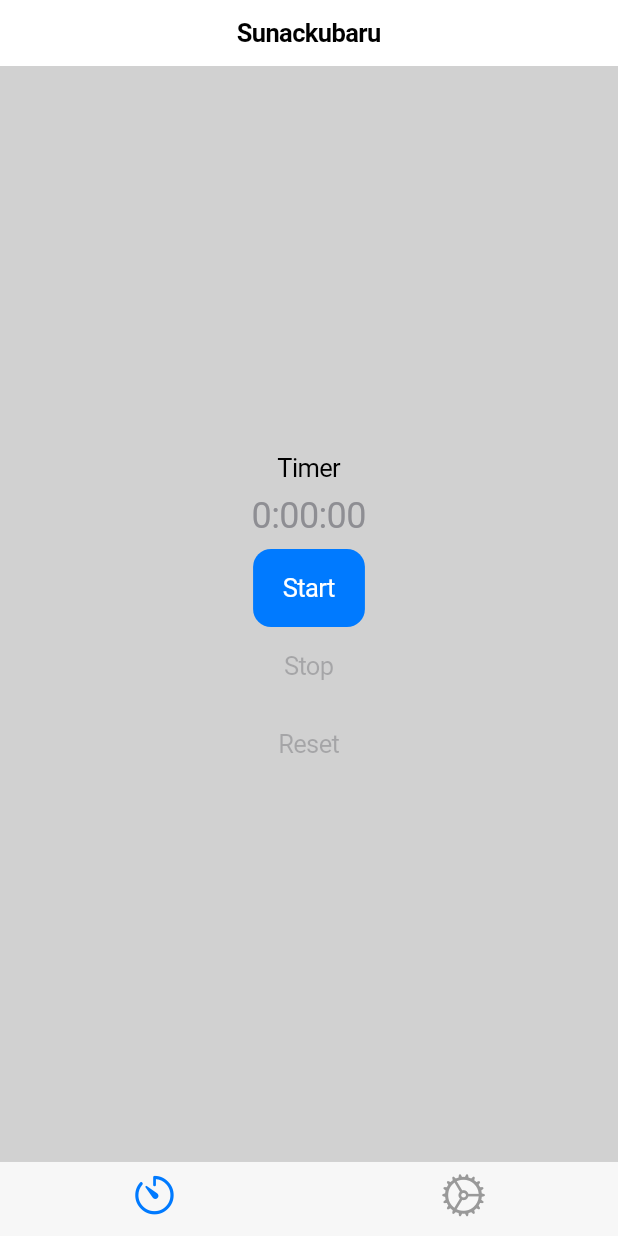
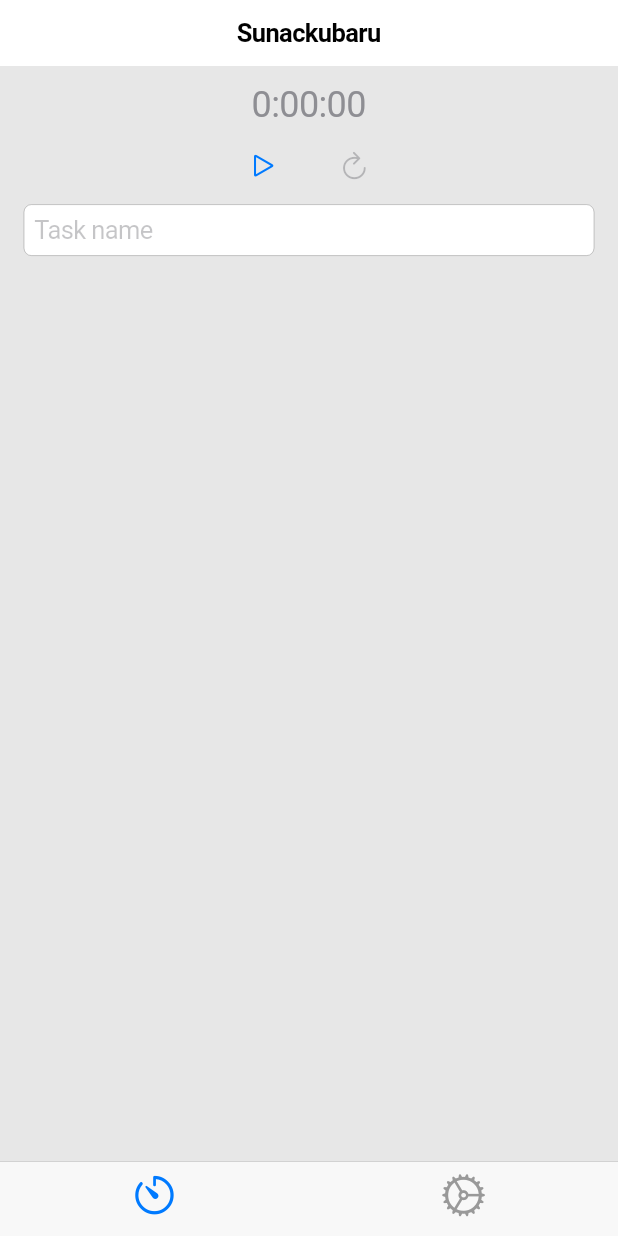
Before and after one commit to tun43p/sunackubaru, a Flutter app: the screen it shows after launch, on a phone screen of 412 x 824 dp. Run offline on Flutter 3.47's test engine with Material 2 defaults, Android fonts, the phone set to English and light mode, and no system bars.

Commit message:
feat: create a task related to timer

```diff
--- /dev/null
+++ b/lib/core/theme/theme_constants.dart
@@ -0,0 +1,4 @@
+const double kDefaultPagePadding = 16;
+
+const double kCupertinoNavigationBarHeight = 40;
+const double kCupertinoTabScaffoldHeight = 50;
--- a/lib/features/timer/timer_page.dart
+++ b/lib/features/timer/timer_page.dart
@@ -2,8 +2,29 @@ import 'package:flutter/cupertino.dart';
 import 'package:provider/provider.dart';
 import 'package:sunackubaru/features/timer/timer_provider.dart';
 
-class TimerPage extends StatelessWidget {
+class TimerPage extends StatefulWidget {
   const TimerPage({super.key});
+
+  @override
+  State<TimerPage> createState() => _TimerPageState();
+}
+
+class _TimerPageState extends State<TimerPage> {
+  late final TextEditingController _textEditingController;
+
+  @override
+  void initState() {
+    super.initState();
+
+    _textEditingController = TextEditingController();
+  }
+
+  @override
+  void dispose() {
+    _textEditingController.dispose();
+
+    super.dispose();
+  }
 
   @override
   Widget build(BuildContext context) {
@@ -11,11 +32,9 @@ class TimerPage extends StatelessWidget {
     final TimerProvider notifier = context.read<TimerProvider>();
 
     return Column(
-      mainAxisAlignment: MainAxisAlignment.center,
       children: <Widget>[
-        const Text('Timer'),
         Padding(
-          padding: const EdgeInsets.all(8),
+          padding: EdgeInsets.zero,
           child: Text(
             state.duration.toString().split('.').first,
             style: const TextStyle(
@@ -24,18 +43,51 @@ class TimerPage extends StatelessWidget {
             ),
           ),
         ),
-        CupertinoButton.filled(
-          onPressed: state.running ? null : notifier.start,
-          child: const Text('Start'),
+        Row(
+          mainAxisAlignment: MainAxisAlignment.center,
+          children: <CupertinoButton>[
+            CupertinoButton(
+              onPressed: () => state.running
+                  ? notifier.stopTimer()
+                  : notifier.startTimer(
+                      task: _textEditingController.text.isEmpty
+                          ? null
+                          : _textEditingController.text,
+                    ),
+              child: Icon(
+                state.running ? CupertinoIcons.stop : CupertinoIcons.play_arrow,
+              ),
+            ),
+            CupertinoButton(
+              onPressed: state.duration.inSeconds == 0
+                  ? null
+                  : () {
+                      _textEditingController.text = '';
+                      notifier.resetTimer();
+                    },
+              child: const Icon(CupertinoIcons.refresh_thick),
+            ),
+          ],
         ),
-        CupertinoButton(
-          onPressed: !state.running ? null : notifier.stop,
-          child: const Text('Stop'),
-        ),
-        CupertinoButton(
-          onPressed: state.duration.inSeconds == 0 ? null : notifier.reset,
-          child: const Text('Reset'),
-        ),
+        SingleChildScrollView(
+          child: Column(
+            children: <Widget>[
+              CupertinoTextField(
+                controller: _textEditingController,
+                keyboardType: TextInputType.text,
+                placeholder: 'Task name',
+              ),
+              ListView.builder(
+                shrinkWrap: true,
+                itemCount: state.tasks.length,
+                itemBuilder: (BuildContext context, int index) {
+                  final Map<String, Duration> task = state.tasks[index];
+                  return Text('${task.keys.single} - ${task.values.single}');
+                },
+              )
+            ],
+          ),
+        )
       ],
     );
   }
--- a/lib/features/timer/timer_provider.dart
+++ b/lib/features/timer/timer_provider.dart
@@ -11,36 +11,55 @@ class TimerProvider with ChangeNotifier {
   bool _running = false;
   bool get running => _running;
 
-  void start() {
+  List<Map<String, Duration>> _tasks = <Map<String, Duration>>[];
+  List<Map<String, Duration>> get tasks => _tasks;
+
+  Map<String, Duration>? _currentTask;
+  List<Map<String, Duration>> get currentTask => _tasks;
+
+  @override
+  void dispose() {
+    super.dispose();
+    _timer.cancel();
+  }
+
+  void startTimer({String? task}) {
     if (!_running) {
       _running = true;
       notifyListeners();
 
       _timer = Timer.periodic(const Duration(seconds: 1), (Timer timer) {
         _duration = _duration + const Duration(seconds: 1);
+
+        if (task != null) {
+          if (_currentTask == null) {
+            _currentTask = <String, Duration>{task: _duration};
+            _tasks = <Map<String, Duration>>[..._tasks, _currentTask!];
+          } else {
+            _tasks.last = <String, Duration>{
+              _currentTask!.keys.single: _duration
+            };
+          }
+        }
+
         notifyListeners();
       });
     }
   }
 
-  void stop() {
+  void stopTimer() {
     if (_running) _timer.cancel();
 
     _running = false;
     notifyListeners();
   }
 
-  void reset() {
+  void resetTimer() {
     if (_running) _timer.cancel();
 
+    _currentTask = null;
     _duration = Duration.zero;
     _running = false;
     notifyListeners();
   }
-
-  @override
-  void dispose() {
-    super.dispose();
-    _timer.cancel();
-  }
 }
--- a/lib/main.dart
+++ b/lib/main.dart
@@ -15,7 +15,7 @@ void main() {
           create: (_) => SettingsProvider(),
         ),
       ],
-      child: const Sunackubaru(),
+      child: Sunackubaru(),
     ),
   );
 }
--- a/lib/sunackubaru.dart
+++ b/lib/sunackubaru.dart
@@ -1,11 +1,21 @@
 import 'package:flutter/cupertino.dart';
+import 'package:sunackubaru/core/theme/theme_constants.dart';
 import 'package:sunackubaru/features/settings/settings_page.dart';
 import 'package:sunackubaru/features/timer/timer_page.dart';
 
 class Sunackubaru extends StatelessWidget {
-  const Sunackubaru({super.key});
+  Sunackubaru({super.key});
 
   final String _title = 'Sunackubaru';
+
+  final List<Map<String, Widget>> _pages = <Map<String, Widget>>[
+    <String, Widget>{
+      'Timer': const TimerPage(),
+    },
+    <String, Widget>{
+      'Settings': const SettingsPage(),
+    },
+  ];
 
   @override
   Widget build(BuildContext context) {
@@ -29,8 +39,17 @@ class Sunackubaru extends StatelessWidget {
           ),
           tabBuilder: (BuildContext context, int index) {
             return CupertinoTabView(
+              defaultTitle: _pages[index].keys.single,
               builder: (BuildContext context) {
-                return _SunackubaruPage(index: index);
+                return Padding(
+                  padding: const EdgeInsets.only(
+                    top: kCupertinoNavigationBarHeight + kDefaultPagePadding,
+                    right: kDefaultPagePadding,
+                    bottom: kCupertinoTabScaffoldHeight + kDefaultPagePadding,
+                    left: kDefaultPagePadding,
+                  ),
+                  child: _pages[index].values.single,
+                );
               },
             );
           },
@@ -39,31 +58,3 @@ class Sunackubaru extends StatelessWidget {
     );
   }
 }
-
-class _SunackubaruPage extends StatelessWidget {
-  const _SunackubaruPage({required this.index});
-
-  final int index;
-
-  @override
-  Widget build(BuildContext context) {
-    switch (index) {
-      case 0:
-        return CupertinoTabView(
-          defaultTitle: 'Timer',
-          builder: (BuildContext context) {
-            return const TimerPage();
-          },
-        );
-      case 1:
-        return CupertinoTabView(
-          defaultTitle: 'Settings',
-          builder: (BuildContext context) {
-            return const SettingsPage();
-          },
-        );
-      default:
-        throw Exception('Invalid tab index $index');
-    }
-  }
-}
```
